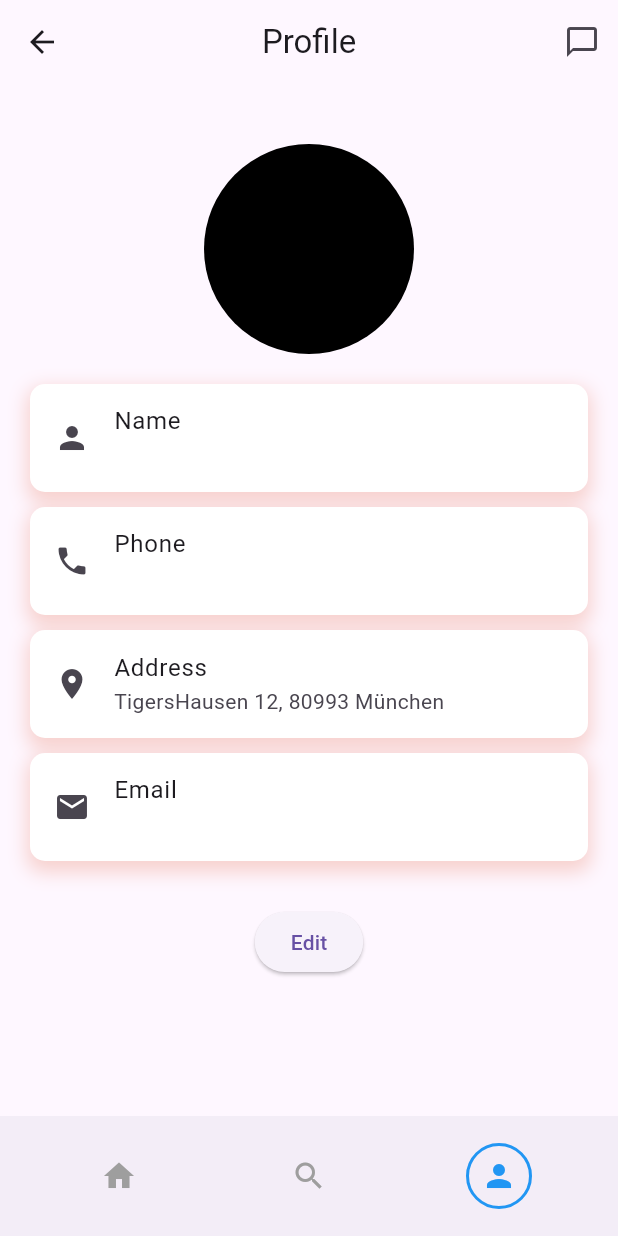
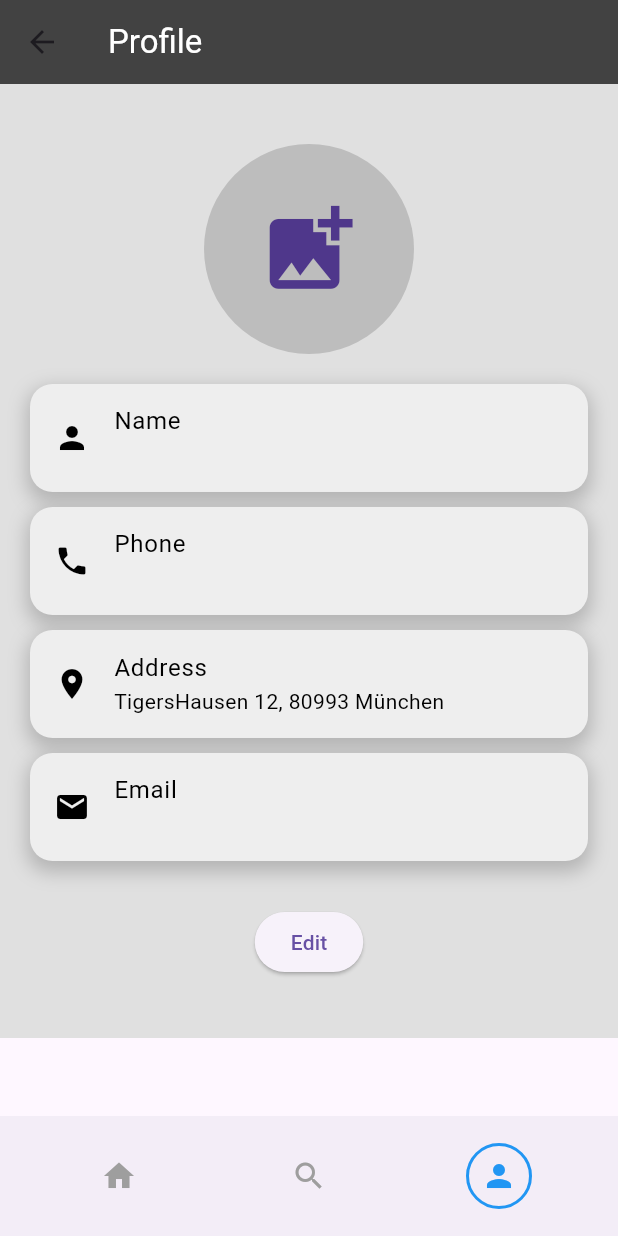
Before and after one commit to anwendungsprojektfom/anwendungsprojekt_fom, a Flutter app: the ProfileScreen screen opened by its route, on a phone screen of 412 x 824 dp. Run offline on Flutter 3.47's test engine with Material 3 defaults, Android fonts, the light colour scheme and no system bars; our stand-ins replace cloud_firestore, firebase_auth, firebase_core, image_picker, logger, shared_preferences; accounts and stored records are empty.

Commit message:
Create dynamic avatar imageLoader

```diff
--- a/sth_app/lib/pages/profilescreen/profilescreen.dart
+++ b/sth_app/lib/pages/profilescreen/profilescreen.dart
@@ -1,4 +1,7 @@
+import 'dart:io';
+
 import 'package:flutter/material.dart';
+import 'package:image_picker/image_picker.dart';
 import 'package:shared_preferences/shared_preferences.dart';
 import 'package:sth_app/technical/technical.dart';
 
@@ -16,6 +19,8 @@
   late SharedPreferences _prefs;
   late String _name, _phone, _address, _email;
   late TextEditingController _nameController, _phoneController, _addressController, _emailController;
+  late File? _avatarImage;
+  final picker = ImagePicker();
   bool _nameError = false, _phoneError = false, _addressError = false, _emailError = false;
   bool _validateName(String name) => RegExp(r'^[a-zA-Z0-9 ]+$').hasMatch(name);
   bool _validatePhone(String phone) => RegExp(r'^[0-9]+$').hasMatch(phone);
@@ -34,6 +39,7 @@
     _phoneController = TextEditingController();
     _addressController = TextEditingController();
     _emailController = TextEditingController();
+    _avatarImage = null;
     _loadProfileData();
   }
 
@@ -52,23 +58,49 @@
     });
   }
 
+  //Functioon to load profile avatar
+  Future<void> _pickImage() async {
+    try {
+      final pickedFile = await picker.pickImage(source: ImageSource.gallery);
+      if (pickedFile != null) {
+        setState(() {
+          _avatarImage = File(pickedFile.path);
+        });
+      } else {
+        print('User cancelled the image selection process.');
+      }
+    } catch (e) {
+      print('Error accessing the gallery: $e');
+    }
+  }
+
   // Widget creation
   @override
   Widget build(BuildContext context) {
     return Scaffold(
-      appBar: const CustomAppBar(title: 'Profile'),
+      appBar: AppBar(
+        title: Text(
+          'Profile',
+          style: TextStyle(color: Colors.white),
+        ),
+        backgroundColor: Colors.grey[800],
+      ),
       body: SingleChildScrollView(
         // Scrollable widget to scroll the content
-        child: Padding(
+        child: Container(
+          color: Colors.grey[300],
           padding: const EdgeInsets.all(20),
           child: Column(
-            crossAxisAlignment: CrossAxisAlignment.start,
+            crossAxisAlignment: CrossAxisAlignment.center,
             children: [
               const SizedBox(height: 20),
-              const Center(
+              GestureDetector(
+                onTap: () => _pickImage(),
                 child: CircleAvatar(
                   radius: 70,
-                  backgroundColor: Color.fromARGB(255, 0, 0, 0),
+                  backgroundColor: Colors.grey[400],
+                  backgroundImage: _avatarImage != null ? FileImage(_avatarImage!) : null,
+                  child: _avatarImage == null ? Icon(Icons.add_photo_alternate, size: 70) : null,
                 ),
               ),
               const SizedBox(height: 20),
@@ -111,8 +143,8 @@
               ),
               const SizedBox(height: 20),
               Center(
+                // Button for editing the profile
                 child: ElevatedButton(
-                  // Button for editing the profile
                   onPressed: _nameError || _phoneError || _addressError || _emailError ? null : () {
                     setState(() {
                       _isEditing = !_isEditing;
@@ -129,15 +161,11 @@
           ),
         ),
       ),
-      bottomNavigationBar: _isEditing
-          ? null
-          : const CustomBottomNavigationBar(
-              currentIndex: 2, // Navigation element displayed only when not in editing mode
-            ),
+      bottomNavigationBar: _isEditing ? null : const CustomBottomNavigationBar(currentIndex: 2), // Navigation element displayed only when not in editing mode
     );
   }
 
-  // Function to save profile data in SharedPreferences
+  // Function to save profile data in SharedPreference
   Future<void> _saveProfile() async {
     await _prefs.setString('name', _nameController.text);
     await _prefs.setString('phone', _phoneController.text);
@@ -153,7 +181,7 @@
   }
 }
 
-// Widget for a single profile field
+// Initialize items
 class ProfileItem extends StatelessWidget {
   final String title, subtitle;
   final IconData icon;
@@ -173,6 +201,7 @@
     required this.showError,
     Key? key,
   }) : super(key: key);
+
 
   // Widget design and ui with ui content
   @override
@@ -194,12 +223,12 @@
     return Container(
       margin: const EdgeInsets.only(bottom: 10),
       decoration: BoxDecoration(
-        color: const Color.fromARGB(255, 255, 255, 255),
-        borderRadius: BorderRadius.circular(10),
+        color: Colors.grey[200],
+        borderRadius: BorderRadius.circular(15),
         boxShadow: [
           BoxShadow(
             offset: const Offset(0, 5),
-            color: const Color.fromARGB(255, 218, 54, 5).withOpacity(0.2),
+            color: Colors.black.withOpacity(0.2),
             spreadRadius: 2,
             blurRadius: 10,
           ),
@@ -208,50 +237,39 @@
       child: Column(
         children: [
           ListTile(
-            leading: Icon(icon),
-            title: Text(title),
+            leading: Icon(icon, color: Colors.black),
+            title: Text(title, style: TextStyle(color: Colors.black)),
             subtitle: isEditing
                 ? TextFormField(
                     controller: controller,
                     onChanged: onChanged,
+                    style: TextStyle(color: Colors.black),
                   )
-                : Text(subtitle),
+                : Text(subtitle, style: TextStyle(color: Colors.black)),
           ),
           if (showError)
-            Padding(
-              padding: const EdgeInsets.only(left: 56),
-              child: Row(
-                children: [
-                  GestureDetector(
+            Container(
+              alignment: Alignment.topRight,
+              padding: const EdgeInsets.all(8),
+              child: GestureDetector(
                 onTap: () {
                   showDialog(
                     context: context,
                     builder: (context) => AlertDialog(
                       title: Text(''),
-                          content: Text(errorText),
+                      content: Text(errorText, style: TextStyle(color: Colors.black)),
                       actions: <Widget>[
                         TextButton(
                           onPressed: () {
                             Navigator.of(context).pop();
                           },
-                              child: Text('OK'),
+                          child: Text('OK', style: TextStyle(color: Colors.black)),
                         ),
                       ],
                     ),
                   );
                 },
-                    child: Row(
-                      children: [
-                        const Icon(Icons.info, color: Color.fromARGB(255, 255, 0, 0)),
-                        const SizedBox(width: 5),
-                        Text(
-                          'Invalid input. Please check.',
-                          style: TextStyle(color: Color.fromARGB(255, 0, 0, 0)),
-                        ),
-                      ],
-                    ),
-                  ),
-                ],
+                child: Icon(Icons.info, color: Color.fromARGB(255, 207, 90, 83)),
               ),
             ),
         ],
--- a/sth_app/pubspec.yaml
+++ b/sth_app/pubspec.yaml
@@ -30,6 +30,8 @@
 dependencies:
   flutter:
     sdk: flutter
+  shared_preferences: ^2.0.6
+  image_picker: ^0.8.4+4
 
 
   # The following adds the Cupertino Icons font to your application.
@@ -44,7 +46,6 @@
   flutter_test:
     sdk: flutter
   flutter_screenutil: ^5.9.0
-  shared_preferences: ^2.0.6
 
   # The "flutter_lints" package below contains a set of recommended lints to
   # encourage good coding practices. The lint set provided by the package is
```
Lines whose indentation alone changed are shown as unchanged.
